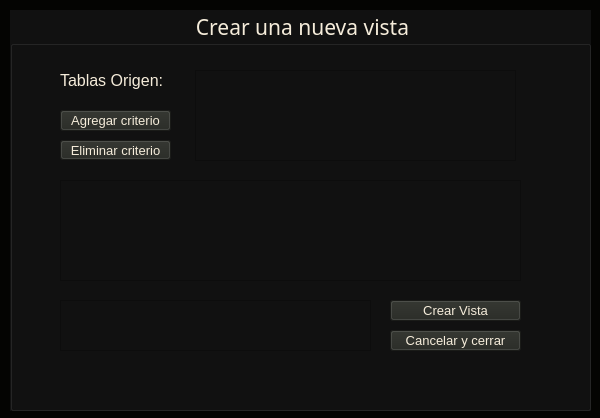
The window that dbms_create_view.ui (heydenAldana/Mysql-DM) describes before a commit, drawn with Qt 5.
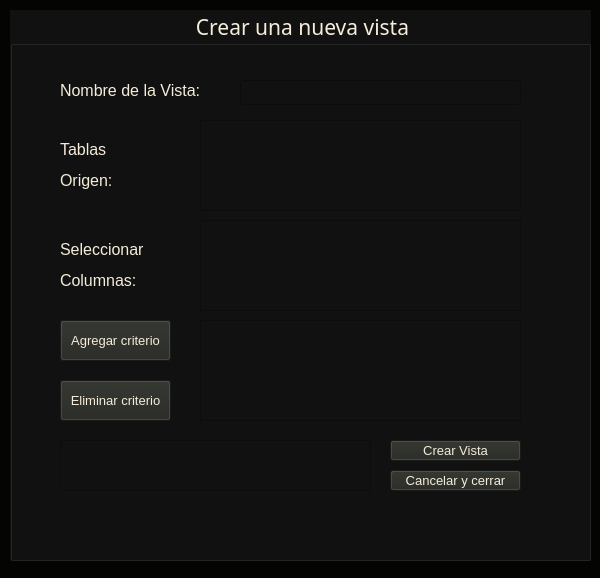
The same window after the commit.

Commit message: Se ha integrado la logica para la interfaz de  crear vistas

```diff
--- a/dbms_create_view.ui
+++ b/dbms_create_view.ui
@@ -7,7 +7,7 @@
     <x>0</x>
     <y>0</y>
     <width>600</width>
-    <height>418</height>
+    <height>578</height>
    </rect>
   </property>
   <property name="windowTitle">
@@ -24,7 +24,7 @@
      <x>10</x>
      <y>10</y>
      <width>581</width>
-     <height>401</height>
+     <height>551</height>
     </rect>
    </property>
    <property name="font">
@@ -46,9 +46,9 @@
     <property name="geometry">
      <rect>
       <x>50</x>
-      <y>60</y>
+      <y>110</y>
       <width>161</width>
-      <height>21</height>
+      <height>91</height>
      </rect>
     </property>
     <property name="font">
@@ -57,14 +57,14 @@
      </font>
     </property>
     <property name="text">
-     <string>Tablas Origen:</string>
+     <string>&lt;html&gt;&lt;head/&gt;&lt;body&gt;&lt;p&gt;Tablas &lt;/p&gt;&lt;p&gt;Origen:&lt;/p&gt;&lt;/body&gt;&lt;/html&gt;</string>
     </property>
    </widget>
    <widget class="QPushButton" name="btnCancel">
     <property name="geometry">
      <rect>
       <x>380</x>
-      <y>320</y>
+      <y>460</y>
       <width>131</width>
       <height>21</height>
      </rect>
@@ -85,7 +85,7 @@
     <property name="geometry">
      <rect>
       <x>380</x>
-      <y>290</y>
+      <y>430</y>
       <width>131</width>
       <height>21</height>
      </rect>
@@ -106,7 +106,7 @@
     <property name="geometry">
      <rect>
       <x>40</x>
-      <y>360</y>
+      <y>500</y>
       <width>501</width>
       <height>31</height>
      </rect>
@@ -128,9 +128,9 @@
     <property name="geometry">
      <rect>
       <x>50</x>
-      <y>100</y>
+      <y>310</y>
       <width>111</width>
-      <height>21</height>
+      <height>41</height>
      </rect>
     </property>
     <property name="font">
@@ -149,9 +149,9 @@
     <property name="geometry">
      <rect>
       <x>50</x>
-      <y>130</y>
+      <y>370</y>
       <width>111</width>
-      <height>20</height>
+      <height>41</height>
      </rect>
     </property>
     <property name="font">
@@ -169,8 +169,8 @@
    <widget class="QListWidget" name="lwTables">
     <property name="geometry">
      <rect>
-      <x>185</x>
-      <y>60</y>
+      <x>190</x>
+      <y>110</y>
       <width>321</width>
       <height>91</height>
      </rect>
@@ -179,9 +179,9 @@
    <widget class="QTableWidget" name="twCriteria">
     <property name="geometry">
      <rect>
-      <x>50</x>
-      <y>170</y>
-      <width>461</width>
+      <x>190</x>
+      <y>310</y>
+      <width>321</width>
       <height>101</height>
      </rect>
     </property>
@@ -190,7 +190,7 @@
     <property name="geometry">
      <rect>
       <x>50</x>
-      <y>290</y>
+      <y>430</y>
       <width>311</width>
       <height>51</height>
      </rect>
@@ -202,6 +202,62 @@
      <bool>true</bool>
     </property>
    </widget>
+   <widget class="QLabel" name="label_2">
+    <property name="geometry">
+     <rect>
+      <x>50</x>
+      <y>70</y>
+      <width>161</width>
+      <height>21</height>
+     </rect>
+    </property>
+    <property name="font">
+     <font>
+      <pointsize>12</pointsize>
+     </font>
+    </property>
+    <property name="text">
+     <string>Nombre de la Vista:</string>
+    </property>
+   </widget>
+   <widget class="QLineEdit" name="leViewName">
+    <property name="geometry">
+     <rect>
+      <x>230</x>
+      <y>70</y>
+      <width>281</width>
+      <height>25</height>
+     </rect>
+    </property>
+   </widget>
+   <widget class="QListWidget" name="lwColumns">
+    <property name="geometry">
+     <rect>
+      <x>190</x>
+      <y>210</y>
+      <width>321</width>
+      <height>91</height>
+     </rect>
+    </property>
+   </widget>
+   <widget class="QLabel" name="label_3">
+    <property name="geometry">
+     <rect>
+      <x>50</x>
+      <y>210</y>
+      <width>121</width>
+      <height>91</height>
+     </rect>
+    </property>
+    <property name="font">
+     <font>
+      <pointsize>12</pointsize>
+     </font>
+    </property>
+    <property name="text">
+     <string>&lt;html&gt;&lt;head/&gt;&lt;body&gt;&lt;p&gt;Seleccionar&lt;/p&gt;&lt;p&gt;Columnas:&lt;/p&gt;&lt;/body&gt;&lt;/html&gt;</string>
+    </property>
+   </widget>
   </widget>
  </widget>
  <resources/>
```
The commit also changes 4 other files.
